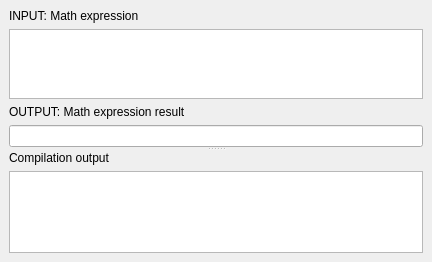
This is ui/widgets/MathExpEvalWidget.ui in caffedrine/CryptoPocketKnife as Qt 5 draws it before an edit. The edited form follows.
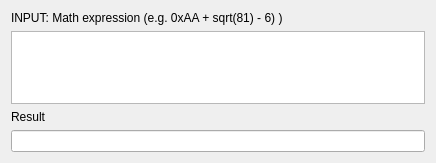
This is the edited form.

Commit message: Functional math calculator

Patch:
```diff
--- a/ui/widgets/MathExpEvalWidget.ui
+++ b/ui/widgets/MathExpEvalWidget.ui
@@ -6,102 +6,50 @@
    <rect>
     <x>0</x>
     <y>0</y>
-    <width>432</width>
-    <height>262</height>
+    <width>436</width>
+    <height>163</height>
    </rect>
   </property>
   <property name="windowTitle">
    <string>Math Expressions Evaluator</string>
   </property>
-  <layout class="QVBoxLayout" name="verticalLayout_3">
-   <property name="leftMargin">
-    <number>9</number>
-   </property>
-   <property name="topMargin">
-    <number>9</number>
-   </property>
-   <property name="rightMargin">
-    <number>9</number>
-   </property>
-   <property name="bottomMargin">
-    <number>9</number>
-   </property>
-   <item>
-    <widget class="QSplitter" name="splitter">
-     <property name="frameShape">
-      <enum>QFrame::NoFrame</enum>
+  <layout class="QGridLayout" name="gridLayout">
+   <item row="0" column="0">
+    <widget class="QLabel" name="label">
+     <property name="text">
+      <string>INPUT: Math expression (e.g. 0xAA + sqrt(81) - 6) )</string>
      </property>
-     <property name="midLineWidth">
-      <number>4</number>
+    </widget>
+   </item>
+   <item row="2" column="0">
+    <widget class="QLabel" name="label_3">
+     <property name="text">
+      <string>Result</string>
      </property>
-     <property name="orientation">
-      <enum>Qt::Vertical</enum>
+    </widget>
+   </item>
+   <item row="1" column="0" colspan="2">
+    <widget class="QPlainTextEdit" name="plainTextEdit_MathExpInput">
+     <property name="font">
+      <font>
+       <family>Courier New</family>
+      </font>
      </property>
-     <property name="opaqueResize">
+     <property name="plainText">
+      <string/>
+     </property>
+    </widget>
+   </item>
+   <item row="3" column="0" colspan="2">
+    <widget class="QLineEdit" name="lineEdit_MathExpResult">
+     <property name="font">
+      <font>
+       <family>Courier New</family>
+      </font>
+     </property>
+     <property name="readOnly">
       <bool>true</bool>
      </property>
-     <widget class="QWidget" name="layoutWidget">
-      <layout class="QVBoxLayout" name="verticalLayout_2">
-       <item>
-        <widget class="QLabel" name="label">
-         <property name="text">
-          <string>INPUT: Math expression</string>
-         </property>
-        </widget>
-       </item>
-       <item>
-        <widget class="QPlainTextEdit" name="plainTextEdit_MathExpInput">
-         <property name="font">
-          <font>
-           <family>Courier New</family>
-          </font>
-         </property>
-         <property name="plainText">
-          <string/>
-         </property>
-        </widget>
-       </item>
-       <item>
-        <widget class="QLabel" name="label_3">
-         <property name="text">
-          <string>OUTPUT: Math expression result</string>
-         </property>
-        </widget>
-       </item>
-       <item>
-        <widget class="QLineEdit" name="lineEdit_MathExpResult">
-         <property name="font">
-          <font>
-           <family>Courier New</family>
-          </font>
-         </property>
-        </widget>
-       </item>
-      </layout>
-     </widget>
-     <widget class="QWidget" name="layoutWidget">
-      <layout class="QVBoxLayout" name="verticalLayout">
-       <item>
-        <widget class="QLabel" name="label_2">
-         <property name="text">
-          <string>Compilation output</string>
-         </property>
-        </widget>
-       </item>
-       <item>
-        <widget class="QPlainTextEdit" name="plainTextEdit_CompilationOutput">
-         <property name="font">
-          <font>
-           <family>Courier New</family>
-          </font>
-         </property>
-         <property name="plainText">
-          <string/>
-         </property>
-        </widget>
-       </item>
-      </layout>
-     </widget>
     </widget>
    </item>
   </layout>
```
The commit also changes 7 other files.
